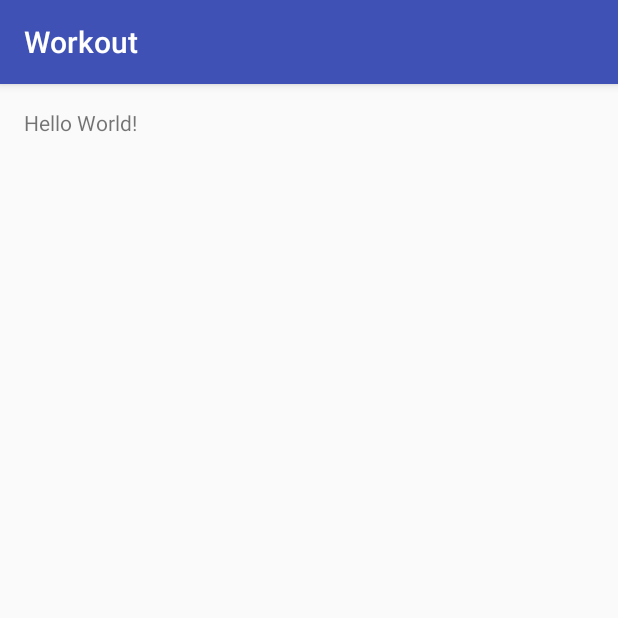
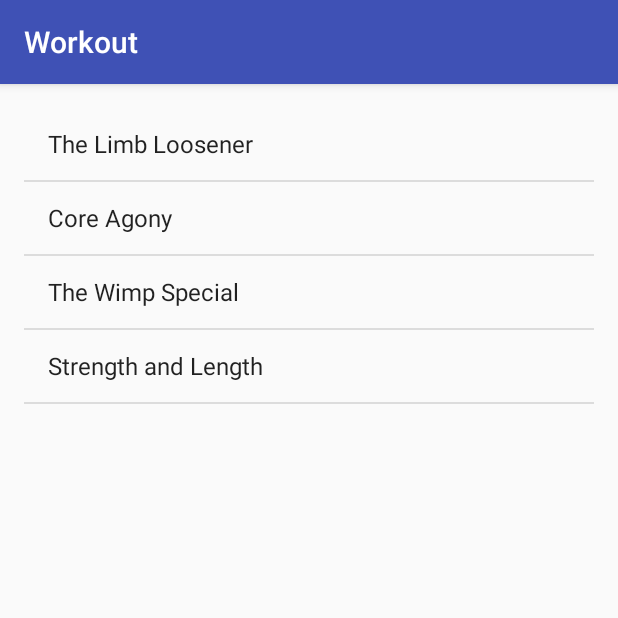
Before and after one commit to csJd/learning-hfad, an Android app: the screen it shows after launch (MainActivity), on a phone screen of 412 x 824 dp, the top half of it. Run offline under Robolectric (Android 15) with nearby library versions, the phone set to English and light mode, and no system bars.

Commit message:
add the fragments

```diff
--- a/Workout/app/build.gradle
+++ b/Workout/app/build.gradle
@@ -23,4 +23,5 @@ dependencies {
     compile fileTree(dir: 'libs', include: ['*.jar'])
     testCompile 'junit:junit:4.12'
     compile 'com.android.support:appcompat-v7:23.1.1'
+    compile 'com.android.support:support-v4:23.1.1'
 }
--- a/Workout/app/src/main/java/com/hfad/workout/MainActivity.java
+++ b/Workout/app/src/main/java/com/hfad/workout/MainActivity.java
@@ -1,13 +1,21 @@
 package com.hfad.workout;
 
+import android.app.Fragment;
+import android.app.FragmentManager;
 import android.support.v7.app.AppCompatActivity;
 import android.os.Bundle;
 
 public class MainActivity extends AppCompatActivity {
 
+    //private WorkoutDetailFragment fragDetail;
+    private Fragment fragList;
     @Override
     protected void onCreate(Bundle savedInstanceState) {
         super.onCreate(savedInstanceState);
         setContentView(R.layout.activity_main);
+        FragmentManager fragmentManager = getFragmentManager();
+
+        //fragDetail =  (WorkoutDetailFragment)fragmentManager.findFragmentById(R.id.frag_detail);
+        fragList = fragmentManager.findFragmentById(R.id.frag_list);
     }
 }
--- /dev/null
+++ b/Workout/app/src/main/java/com/hfad/workout/Workout.java
@@ -0,0 +1,37 @@
+package com.hfad.workout;
+
+/**
+ * Created by Dd on 1/29 , 0029.
+ */
+public class Workout {
+    private String name;
+    private String description;
+    public static final Workout[] workouts = {
+            new Workout("The Limb Loosener",
+                    "5 Handstand push-ups\n10 1-legged squats\n15 Pull-ups"),
+            new Workout("Core Agony",
+                    "100 Pull-ups\n100 Push-ups\n100 Sit-ups\n100 Squats"),
+            new Workout("The Wimp Special",
+                    "5 Pull-ups\n10 Push-ups\n15 Squats"),
+            new Workout("Strength and Length",
+                    "500 meter run\n21 x 1.5 pood kettleball swing\n21 x pull-ups")
+    };
+
+    //Each Workout has a name and description
+    private Workout(String name, String description) {
+        this.name = name;
+        this.description = description;
+    }
+
+    public String getDescription() {
+        return description;
+    }
+
+    public String getName() {
+        return name;
+    }
+
+    public String toString() {
+        return this.name;
+    }
+}
--- /dev/null
+++ b/Workout/app/src/main/java/com/hfad/workout/WorkoutListFragment.java
@@ -0,0 +1,32 @@
+package com.hfad.workout;
+
+
+import android.app.ListFragment;
+import android.os.Bundle;
+import android.support.v4.app.Fragment;
+import android.view.LayoutInflater;
+import android.view.View;
+import android.view.ViewGroup;
+import android.widget.ArrayAdapter;
+import android.widget.TextView;
+
+/**
+ * A simple {@link Fragment} subclass.
+ */
+public class WorkoutListFragment extends ListFragment {
+
+
+    public WorkoutListFragment() {
+        // Required empty public constructor
+    }
+
+    @Override
+    public View onCreateView(LayoutInflater inflater, ViewGroup container,
+                             Bundle savedInstanceState) {
+        ArrayAdapter<Workout> adapter = new ArrayAdapter<Workout>(
+                inflater.getContext(), android.R.layout.simple_list_item_1, Workout.workouts);
+        setListAdapter(adapter);
+
+        return super.onCreateView(inflater, container, savedInstanceState);
+    }
+}
--- a/Workout/app/src/main/res/layout/activity_main.xml
+++ b/Workout/app/src/main/res/layout/activity_main.xml
@@ -9,8 +9,12 @@
     android:paddingTop="@dimen/activity_vertical_margin"
     tools:context="com.hfad.workout.MainActivity">
 
-    <TextView
-        android:layout_width="wrap_content"
-        android:layout_height="wrap_content"
-        android:text="Hello World!" />
+    <fragment
+        class="com.hfad.workout.WorkoutListFragment"
+        android:id="@+id/frag_list"
+        android:layout_width="match_parent"
+        android:layout_height="match_parent"
+        tools:layout="@layout/fragment_workout_detail" />
+
+
 </RelativeLayout>
--- a/Workout/app/src/main/res/values/strings.xml
+++ b/Workout/app/src/main/res/values/strings.xml
@@ -1,3 +1,6 @@
 <resources>
     <string name="app_name">Workout</string>
+
+    <!-- TODO: Remove or change this placeholder text -->
+    <string name="hello_blank_fragment">Hello blank fragment</string>
 </resources>
```
Also changed, not shown: Workout/app/src/main/java/com/hfad/workout/WorkoutDetailFragment.java (added, +47 -0 lines), Workout/app/src/main/res/layout/fragment_workout_detail.xml (added, +19 -0 lines).
